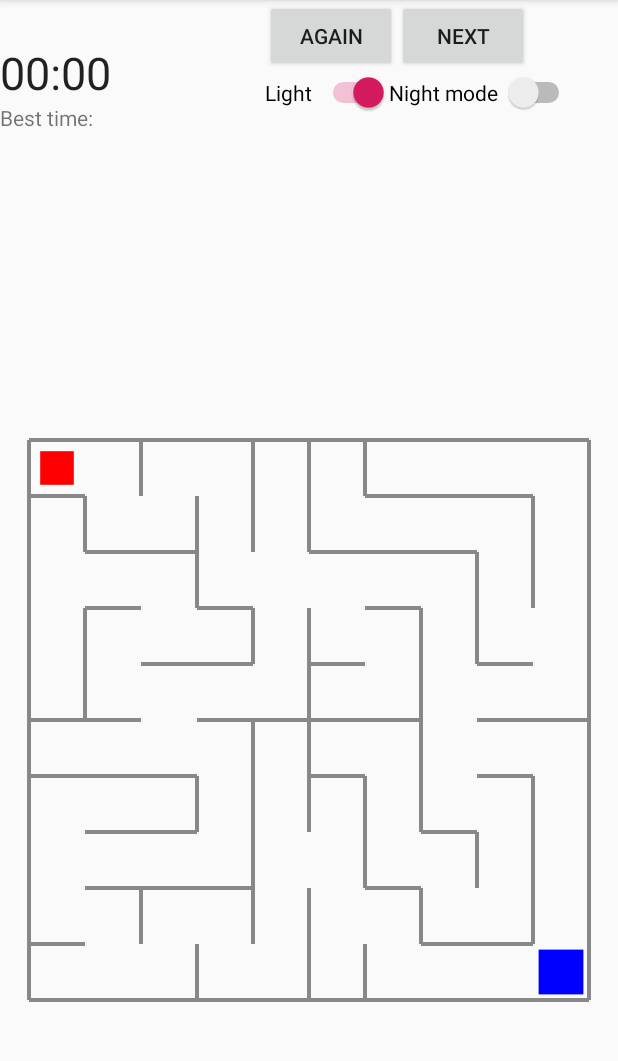
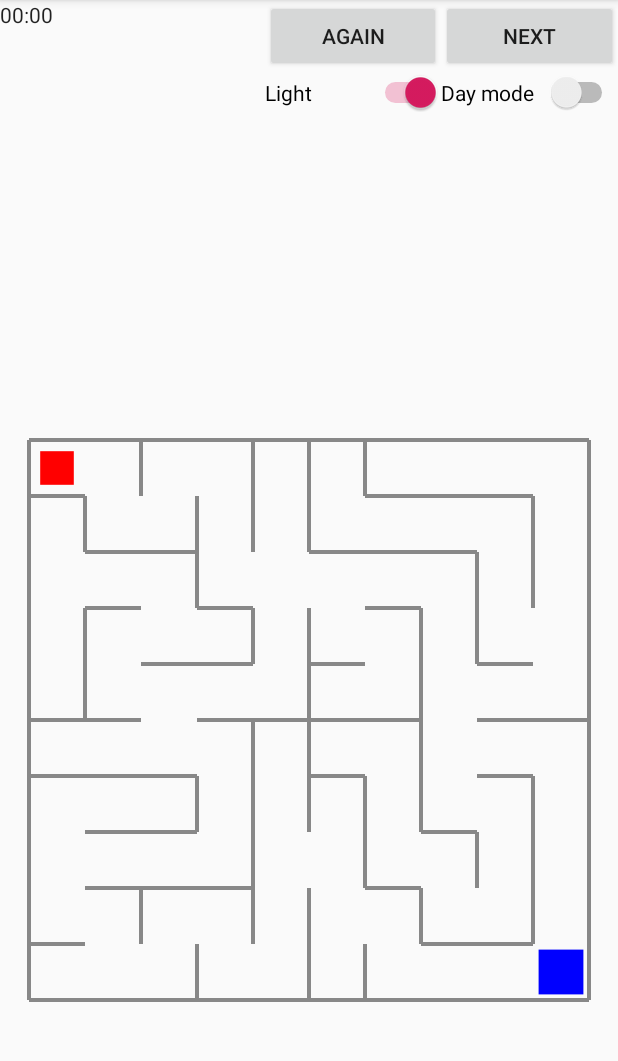
Before and after one commit to jszadab/MazeGame2, an Android app: the GameActivity screen opened directly, with no data from a screen before it, after a tap on "NEXT", on a phone screen of 412 x 824 dp, the part 84-1145 px from its top. Run offline under Robolectric (Android 15) with nearby library versions, the phone set to English and light mode, and no system bars.

Commit message:
Best time fix, another layout refactor changes, but still a lot to do

```diff
--- a/app/src/main/java/com/example/jacek/mazegame/GameActivity.java
+++ b/app/src/main/java/com/example/jacek/mazegame/GameActivity.java
@@ -13,7 +13,7 @@ public class GameActivity extends AppCompatActivity {
 
     public Chronometer chrono;
     public Switch lightSwitch, colorSwitch;
-    public TextView timeText;
+    public TextView timeValue, timeLabel;
     public LinearLayout mainLayout;
 
     GameView gv;
@@ -24,10 +24,15 @@ public class GameActivity extends AppCompatActivity {
         setContentView(R.layout.activity_game);
 
         chrono = findViewById(R.id.chrono);
-        lightSwitch = findViewById(R.id.lightSw);
-        colorSwitch = findViewById(R.id.colorSw);
-        timeText = findViewById(R.id.textView);
-        timeText.setVisibility(View.INVISIBLE);
+        lightSwitch = findViewById(R.id.swLight);
+        colorSwitch = findViewById(R.id.swColorMode);
+
+        timeValue = findViewById(R.id.bestTimeValue);
+        timeValue.setVisibility(View.INVISIBLE);
+        timeLabel = findViewById(R.id.bestTimeLabel);
+        timeLabel.setVisibility(View.INVISIBLE);
+
+
         mainLayout = findViewById(R.id.mainLinearLayout);
         gv = findViewById(R.id.gameview);
     }
@@ -44,6 +49,9 @@ public class GameActivity extends AppCompatActivity {
     public void Next(View view) {
 
         resetChrono();
+
+        timeValue.setVisibility(View.INVISIBLE);
+        timeLabel.setVisibility(View.INVISIBLE);
 
         gv.createMaze();
         gv.invalidate();
@@ -64,7 +72,7 @@ public class GameActivity extends AppCompatActivity {
         gv.isChronoStarted = false;
     }
 
-    public void colorStateChanged(View view) {
+    public void colorsStateChanged(View view) {
 
         if (colorSwitch.isChecked())
         mainLayout.setBackgroundColor(Color.BLACK);
--- a/app/src/main/java/com/example/jacek/mazegame/GameView.java
+++ b/app/src/main/java/com/example/jacek/mazegame/GameView.java
@@ -406,11 +406,12 @@ public class GameView extends View {
 
         chronoTime = (int)(SystemClock.elapsedRealtime() - ga.chrono.getBase())/1000;
 
-        if (ga.timeText.getVisibility() == View.INVISIBLE){
-            ga.timeText.setText(String.valueOf(chronoTime));
-            ga.timeText.setVisibility(View.VISIBLE);
-        } else if (chronoTime < Integer.parseInt(ga.timeText.getText().toString()) ){
-            ga.timeText.setText(String.valueOf(chronoTime));
+        if (ga.timeValue.getVisibility() == View.INVISIBLE){
+            ga.timeValue.setVisibility(View.VISIBLE);
+            ga.timeLabel.setVisibility(View.VISIBLE);
+            ga.timeValue.setText(String.valueOf(chronoTime));
+        } else if (chronoTime < Integer.parseInt(ga.timeValue.getText().toString()) ){
+            ga.timeValue.setText(String.valueOf(chronoTime));
         }
 
 
@@ -451,7 +452,7 @@ public class GameView extends View {
 
         if(event.getAction() == MotionEvent.ACTION_MOVE){
 
-            if (!ga.lightSwitch.isChecked()){
+            if (!ga.lightSwitch.isChecked() && player != exit){
                 float x = event.getX();
                 float y = event.getY();
 
--- a/app/src/main/res/layout/activity_game.xml
+++ b/app/src/main/res/layout/activity_game.xml
@@ -31,44 +31,36 @@
                     android:orientation="vertical">
 
                     <LinearLayout
-                    android:layout_width="match_parent"
+                        android:id="@+id/chronometr"
+                        android:layout_width="wrap_content"
                         android:layout_height="match_parent"
-                    android:orientation="horizontal"
-                    android:id="@+id/chronometr">
+                        android:orientation="horizontal">
 
                         <Chronometer
                             android:id="@+id/chrono"
-                    android:layout_width="wrap_content"
-                    android:layout_height="wrap_content"
-                    android:layout_alignParentStart="true"
-                    android:layout_alignParentTop="true"
-                    android:layout_marginStart="0dp"
-                    android:layout_marginTop="28dp"
-                    android:gravity="center_horizontal"
-                    android:textSize="30sp" />
+                            android:layout_width="match_parent"
+                            android:layout_height="wrap_content"/>
 
                     </LinearLayout>
 
                     <LinearLayout
+                        android:id="@+id/times"
                         android:layout_width="match_parent"
                         android:layout_height="match_parent"
-                    android:orientation="horizontal"
-                    android:id="@+id/times">
+                        android:orientation="horizontal">
 
                         <TextView
                             android:id="@+id/bestTimeLabel"
-                    android:layout_width="wrap_content"
+                            android:layout_width="0dp"
                             android:layout_height="wrap_content"
-                    android:layout_below="@+id/chrono"
-                    android:layout_alignEnd="@+id/textView"
+                            android:layout_weight="1"
                             android:text="Best time: " />
 
                         <TextView
-                    android:id="@+id/textView"
-                    android:layout_width="wrap_content"
+                            android:id="@+id/bestTimeValue"
+                            android:layout_width="0dp"
                             android:layout_height="wrap_content"
-                    android:layout_below="@+id/bestTimeLabel"
-                    android:layout_marginBottom="21dp"
+                            android:layout_weight="1"
                             android:text="TextView" />
 
                     </LinearLayout>
@@ -89,22 +81,24 @@
                     android:orientation="vertical">
 
                     <LinearLayout
+                        android:id="@+id/buttons"
                         android:layout_width="match_parent"
                         android:layout_height="wrap_content"
-                android:orientation="horizontal"
-                android:id="@+id/buttons">
+                        android:orientation="horizontal">
 
                         <Button
-                    android:id="@+id/button3"
-                    android:layout_width="wrap_content"
+                            android:id="@+id/btnAgain"
+                            android:layout_width="0dp"
                             android:layout_height="wrap_content"
+                            android:layout_weight="1"
                             android:onClick="Again"
                             android:text="Again" />
 
                         <Button
-                    android:id="@+id/button4"
-                    android:layout_width="wrap_content"
+                            android:id="@+id/btnNext"
+                            android:layout_width="0dp"
                             android:layout_height="wrap_content"
+                            android:layout_weight="1"
                             android:onClick="Next"
                             android:text="Next" />
 
@@ -112,26 +106,28 @@
 
 
                     <LinearLayout
+                        android:id="@+id/switches"
                         android:layout_width="match_parent"
                         android:layout_height="wrap_content"
-                    android:orientation="horizontal"
-                    android:id="@+id/switches"
-                    android:layout_below="@+id/buttons">
+                        android:layout_below="@+id/buttons"
+                        android:orientation="horizontal">
 
                         <Switch
-                    android:id="@+id/lightSw"
+                            android:id="@+id/swLight"
+                            android:layout_width="0dp"
+                            android:layout_height="wrap_content"
+                            android:layout_weight="1"
                             android:checked="true"
-                    android:layout_width="wrap_content"
-                    android:layout_height="wrap_content"
                             android:onClick="lightStateChanged"
                             android:text="Light " />
 
                         <Switch
-                    android:id="@+id/colorSw"
-                    android:layout_width="wrap_content"
+                            android:id="@+id/swColorMode"
+                            android:layout_width="0dp"
                             android:layout_height="wrap_content"
-                    android:onClick="colorStateChanged"
-                    android:text="Night mode " />
+                            android:layout_weight="1"
+                            android:onClick="colorsStateChanged"
+                            android:text="Day mode " />
 
                     </LinearLayout>
                 </LinearLayout>
--- a/app/src/main/res/layout/activity_home.xml
+++ b/app/src/main/res/layout/activity_home.xml
@@ -8,17 +8,27 @@
 
     <Button
         android:id="@+id/newGame"
-        android:layout_width="wrap_content"
+        android:layout_width="368dp"
         android:layout_height="wrap_content"
         android:onClick="newGame"
-        android:text="New Game" />
+        android:text="New Game"
+        app:layout_constraintBottom_toBottomOf="parent"
+        app:layout_constraintEnd_toEndOf="parent"
+        app:layout_constraintHorizontal_bias="0.5"
+        app:layout_constraintStart_toStartOf="parent"
+        app:layout_constraintTop_toTopOf="parent" />
 
     <Button
         android:id="@+id/manual"
-        android:layout_width="wrap_content"
+        android:layout_width="368dp"
         android:layout_height="wrap_content"
+        android:layout_marginTop="8dp"
         android:onClick="showManual"
-        android:text="Manual" />
+        android:text="Manual"
+        app:layout_constraintEnd_toEndOf="parent"
+        app:layout_constraintHorizontal_bias="0.5"
+        app:layout_constraintStart_toStartOf="parent"
+        app:layout_constraintTop_toBottomOf="@+id/newGame" />
 
 
 </android.support.constraint.ConstraintLayout>
```
Lines whose indentation alone changed are shown as unchanged.
